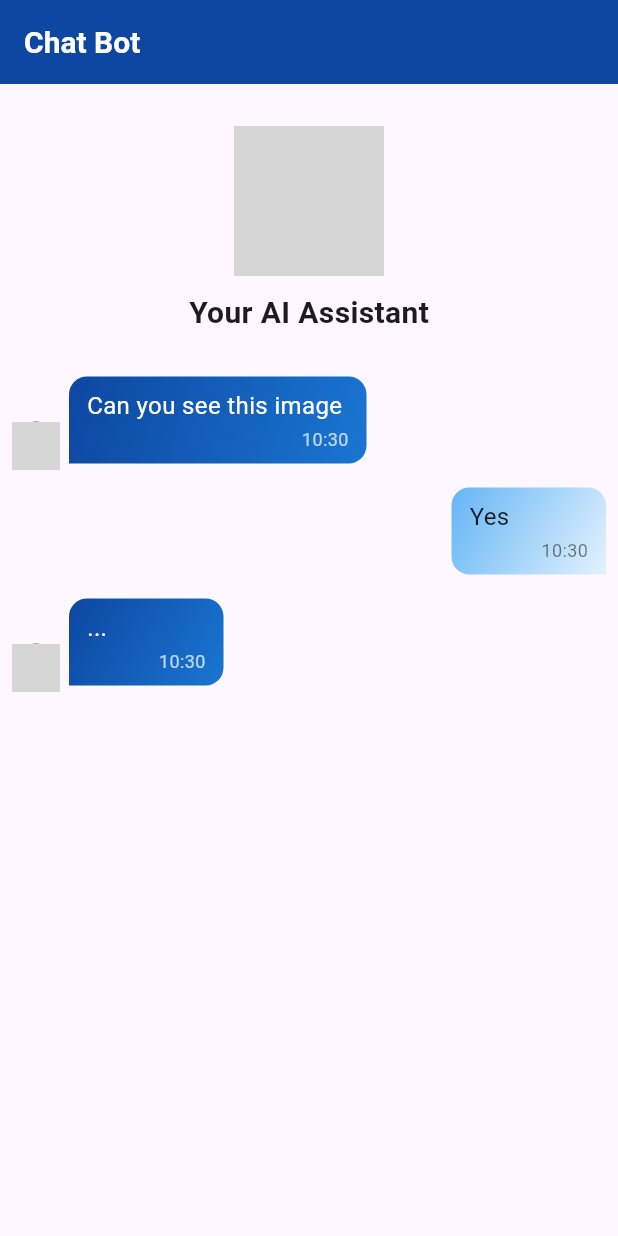
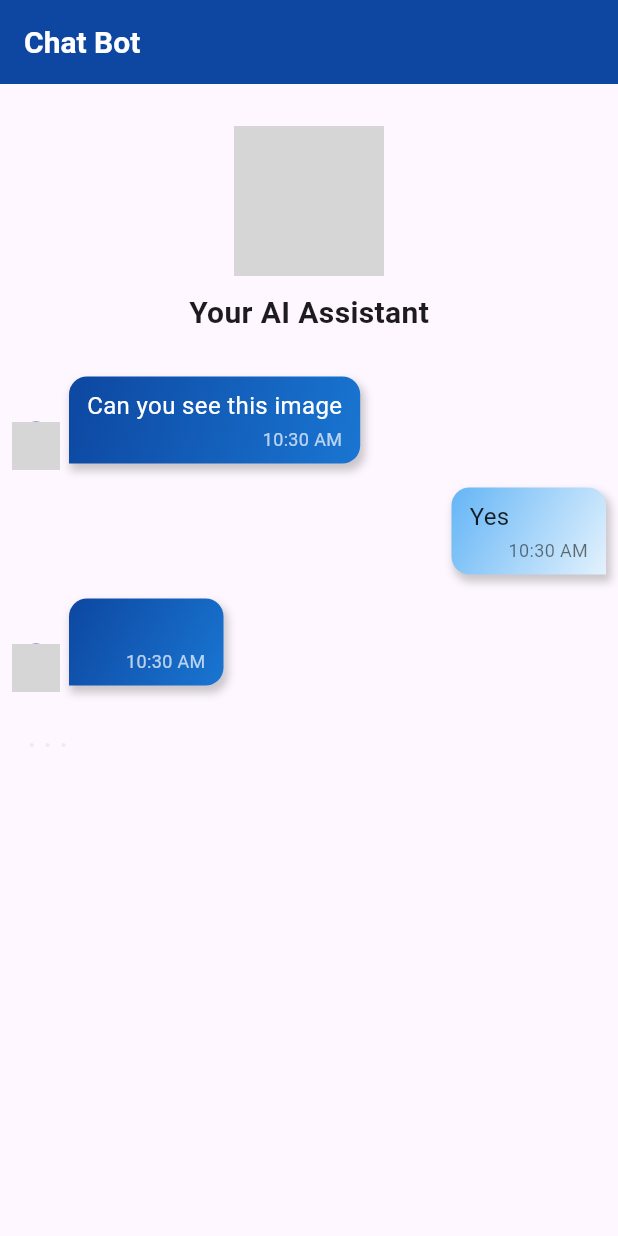
Before and after one commit to Prabal-0816/ChatBot-in-Flutter-FlowBot, a Flutter app: the BotFlowScreen screen opened directly, after a tap on "Yes", on a phone screen of 412 x 824 dp. Run offline on Flutter 3.47's test engine with Material 3 defaults, Android fonts, the phone set to English and light mode, and no system bars; our stand-ins replace audioplayers, carousel_slider, flutter_tts, image_picker, video_player, youtube_player_flutter; missing offline and left inert: record; network calls fail; grey boxes are pictures that could not be loaded.

Commit message:
date time formatting

```diff
--- a/lib/ChatBot/UI/botFlowScreen.dart
+++ b/lib/ChatBot/UI/botFlowScreen.dart
@@ -1,7 +1,9 @@
 import 'dart:async';
 import 'dart:io';
+import 'package:flow_bot_json_driven_chat_bot/ChatBot/UI/animatedMessageBubble.dart';
 import 'package:flow_bot_json_driven_chat_bot/ChatBot/UI/audioCapture.dart';
 import 'package:flow_bot_json_driven_chat_bot/ChatBot/UI/messageBubble.dart';
+import 'package:flow_bot_json_driven_chat_bot/ChatBot/UI/thinkingAnimation.dart';
 import 'package:flow_bot_json_driven_chat_bot/ChatBot/UI/videoCapture.dart';
 import 'package:flutter/material.dart';
 import '../APIs/uploadFile.dart';
@@ -70,12 +72,7 @@ class _BotFlowScreenState extends State<BotFlowScreen> {
     _flutterTts.setSpeechRate(0.5);
   }
 
-  @override
-  void didUpdateWidget(covariant BotFlowScreen oldWidget) {
-    super.didUpdateWidget(oldWidget);
-    _scrollToBottom();
-  }
-
+  // Use in case the options are less than the screen size
   void _scrollToBottom() {
     WidgetsBinding.instance.addPostFrameCallback((_) {
       if (_scrollController.hasClients) {
@@ -85,6 +82,43 @@ class _BotFlowScreenState extends State<BotFlowScreen> {
           curve: Curves.easeOut,
         );
       }
+    });
+  }
+
+  // Use in case the options occupy more space than the screen
+  void _scrollToMessage() {
+    WidgetsBinding.instance.addPostFrameCallback((_) {
+      if (_scrollController.hasClients) {
+        final double offset = _scrollController.position.maxScrollExtent / 3; // Adjust as needed
+        _scrollController.animateTo(
+          offset,
+          duration: const Duration(milliseconds: 300),
+          curve: Curves.easeOut,
+        );
+      }
+    });
+  }
+
+  Future<void> _displayBotMessage(String message) async {
+    List<String> words = message.split(' ');
+    String displayedMessage = '';
+
+    // Start the speaking task and typing animation
+    _speak(message);
+
+    for(String word in words){
+      await Future.delayed(const Duration(milliseconds: 200));
+      displayedMessage += '$word ';
+      setState(() {
+        messages[messages.length - 1]['text'] = displayedMessage;
+      });
+    }
+
+    // Once the message is fully displayed, show the options for the current node
+    setState(() {
+      messages[messages.length - 1]['text'] = message;
+      showOptions = true;
+      _scrollToBottom();
     });
   }
 
@@ -104,25 +138,17 @@ class _BotFlowScreenState extends State<BotFlowScreen> {
         botName = botFlow?[currentNodeKey]!.description ?? '';
         currentNodeKey = botFlow?[currentNodeKey]!.nextNode ?? '';
         startMessage = botFlow?[currentNodeKey]!.botMessage ?? '';
-        List<String> words = startMessage.split(' ');
-        String displayedMessage = '';
 
         setState(() {
           messages.add({
             'type': 'bot',
-            'text': '',
+            'text': '...',
             'timestamp' : DateTime.now()
           });
           _speak(startMessage);
         });
-        for(String word in words) {
-          await Future.delayed(const Duration(milliseconds: 200));
-          displayedMessage += '$word ';
-          setState(() {
-            messages[messages.length - 1]['text'] = displayedMessage;
-          });
-        }
-        showOptions = true;
+
+        _displayBotMessage(startMessage);   // Displaying the start message
       } else {
         print(
             "Error: Bot flow data is not available or does not contain the key '$currentNodeKey'.");
@@ -181,16 +207,21 @@ class _BotFlowScreenState extends State<BotFlowScreen> {
           // Show messages (from the bot and user)
           ...messages.map((message) {
             final isBot = message['type'] == 'bot';
-            return Align(
-              alignment: isBot ? Alignment.centerLeft : Alignment.centerRight,
-              child: MessageBubble(
-                  text: message['text'] ?? '',
-                  isBot: isBot,
-                  botImage: botImage,
-                  timestamp: message['timestamp'] ?? DateTime.now()
-              ),
+            return MessageBubble(
+              text: message['text'] ?? '',
+              isBot: isBot,
+              botImage: botImage,
+              timestamp: message['timestamp'] ?? DateTime.now(),
             );
           }).toList(),
+          if(messages.isNotEmpty && messages.last['type'] == 'bot' && messages.last['text'] == '')
+            const Align(
+              alignment: Alignment.centerLeft,
+              child: Padding(
+                  padding: EdgeInsets.all(8.0),
+                child: ThinkingAnimation(),
+              ),
+            ),
           if(currentNode.image != null) _showImage(currentNode),
           _buildBotNode(currentNode),
         ],
@@ -208,7 +239,10 @@ class _BotFlowScreenState extends State<BotFlowScreen> {
     setState(() {
       showOptions = false;
       for (String options in selectedOptions) {
-        messages.add({'type': 'user', 'text': options , 'timestamp': DateTime.now()});
+        messages.add({'type': 'user',
+          'text': options ,
+          'timestamp': DateTime.now()
+        });
       }
 
       // Add intent and options in intentAnswer
@@ -232,9 +266,21 @@ class _BotFlowScreenState extends State<BotFlowScreen> {
       _speak(optionAudio);
     }
 
-    setState(() {
-      messages.add({'type': 'bot', 'text': '...', 'timestamp': DateTime.now()});
+    // setState(() {
+    //   messages.add({
+    //     'type': 'bot',
+    //     'text': '',
+    //     'timestamp': DateTime.now()
+    //   });
+    // });
+
+    messages.add({
+      'type': 'bot',
+      'text': '',
+      'timestamp': DateTime.now()
     });
+
+
     await Future.delayed(const Duration(milliseconds: 3000));
 
     // Navigate to the next node
@@ -244,26 +290,7 @@ class _BotFlowScreenState extends State<BotFlowScreen> {
 
       if (currentNode != null) {
         String botMessage = currentNode.botMessage ?? '';
-
-        // Display bot message word by word
-        List<String> words = botMessage.split(' ');
-        String displayedMessage = '';
-
-        // Start the speaking task and typing animation
-        _speak(botMessage);
-
-        for(String word in words) {
-          await Future.delayed(const Duration(milliseconds: 200));
-          displayedMessage += '$word ';
-          setState(() {
-            messages[messages.length - 1]['text'] = displayedMessage;
-          });
-        }
-        // Once the message is fully displayed, show the options for the new node
-        setState(() {
-          messages[messages.length - 1]['text'] = botMessage;
-          showOptions = true;
-        });
+        await _displayBotMessage(botMessage);
       }
     }
   }
--- a/lib/ChatBot/UI/messageBubble.dart
+++ b/lib/ChatBot/UI/messageBubble.dart
@@ -1,4 +1,5 @@
 import 'package:flutter/material.dart';
+import 'package:intl/intl.dart';
 
 class MessageBubble extends StatelessWidget {
   final String text;
@@ -53,6 +54,14 @@ class MessageBubble extends StatelessWidget {
                 bottomLeft: Radius.circular(isBot ? 0 : 12),
                 bottomRight: Radius.circular(isBot ? 12 : 0),
               ),
+              boxShadow: [
+                BoxShadow(
+                  color: Colors.black.withOpacity(0.2),
+                  offset: const Offset(2, 4),
+                  blurRadius: 4,
+                  spreadRadius: 1
+                )
+              ]
             ),
             child: IntrinsicWidth(  // To adjust the message bubble according to the text
               child: Column(
@@ -69,7 +78,7 @@ class MessageBubble extends StatelessWidget {
                   Align(
                     alignment: Alignment.bottomRight,
                     child: Text(
-                      '${timestamp.hour}:${timestamp.minute}',
+                      DateFormat('hh:mm a').format(timestamp),
                       style: TextStyle(
                         color: isBot ? Colors.white70 : Colors.black54,
                         fontSize: 12,
--- /dev/null
+++ b/lib/ChatBot/UI/thinkingAnimation.dart
@@ -0,0 +1,52 @@
+import 'package:flutter/material.dart';
+
+class ThinkingAnimation extends StatefulWidget {
+  const ThinkingAnimation({super.key});
+
+  @override
+  _ThinkingAnimationState createState() => _ThinkingAnimationState();
+}
+
+class _ThinkingAnimationState extends State<ThinkingAnimation>
+    with SingleTickerProviderStateMixin {
+  late AnimationController _controller;
+  late Animation<double> _animation;
+
+  @override
+  void initState() {
+    super.initState();
+    _controller = AnimationController(
+      duration: const Duration(milliseconds: 1000),
+      vsync: this,
+    )..repeat();
+    _animation = Tween<double>(begin: 0, end: 1).animate(_controller);
+  }
+
+  @override
+  void dispose() {
+    _controller.dispose();
+    super.dispose();
+  }
+
+  @override
+  Widget build(BuildContext context) {
+    return Row(
+      mainAxisSize: MainAxisSize.min,
+      children: List.generate(3, (index) {
+        return FadeTransition(
+          opacity: _animation,
+          child: Padding(
+            padding: const EdgeInsets.symmetric(horizontal: 2),
+            child: Text(
+              '.',
+              style: TextStyle(
+                fontSize: 24,
+                color: Colors.grey.shade600,
+              ),
+            ),
+          ),
+        );
+      }),
+    );
+  }
+}
--- a/pubspec.yaml
+++ b/pubspec.yaml
@@ -45,6 +45,7 @@ dependencies:
   carousel_slider:
   audioplayers:
   record:
+  intl:
 
 dev_dependencies:
   flutter_test:
```
Also changed, not shown: lib/ChatBot/UI/animatedMessageBubble.dart (added, +43 -0 lines), pubspec.lock.
